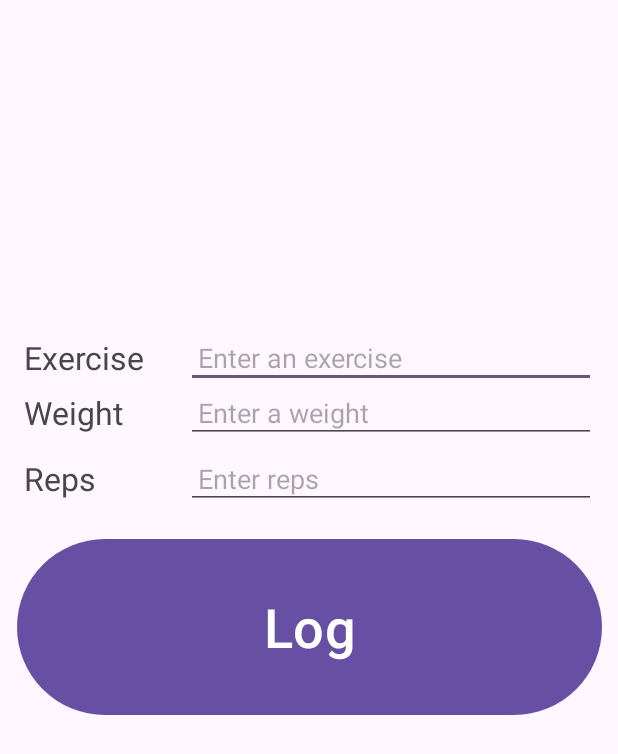
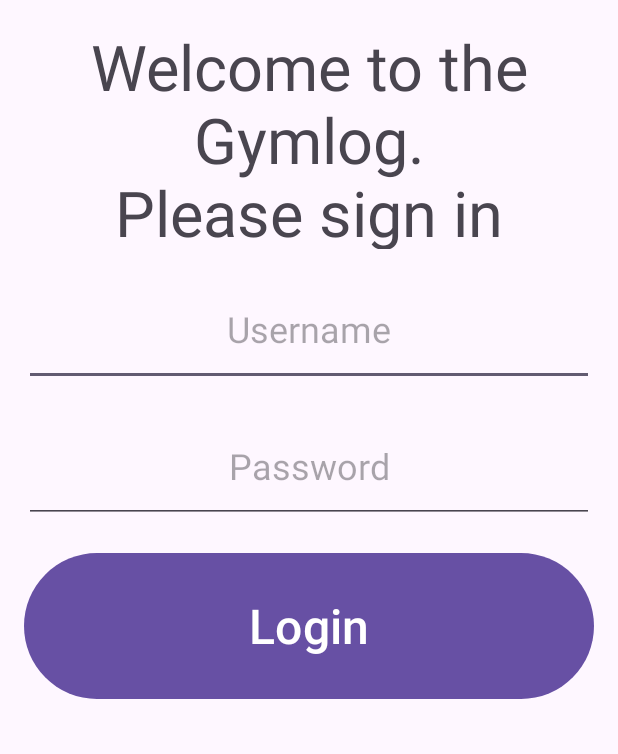
Before and after one commit to manontheluna/gym-log, an Android app: the screen it shows after launch (MainActivity before the commit, LoginActivity after it), on a phone screen of 412 x 824 dp. Shown: the top 754 px of the screen. Run offline under Robolectric (Android 15) with nearby library versions, the phone set to English and light mode, and no system bars; our stand-ins replace Room's generated code.

Commit message:
add necessary logic and components for login screen

```diff
--- a/app/src/main/AndroidManifest.xml
+++ b/app/src/main/AndroidManifest.xml
@@ -12,6 +12,9 @@
         android:supportsRtl="true"
         android:theme="@style/Theme.GymLogPractice">
         <activity
+            android:name=".LoginActivity"
+            android:exported="false" />
+        <activity
             android:name=".MainActivity"
             android:exported="true">
             <intent-filter>
--- /dev/null
+++ b/app/src/main/java/com/example/gymlogpractice/LoginActivity.java
@@ -0,0 +1,34 @@
+package com.example.gymlogpractice;
+
+import android.content.Context;
+import android.content.Intent;
+import android.os.Bundle;
+import android.view.View;
+
+import androidx.appcompat.app.AppCompatActivity;
+
+import com.example.gymlogpractice.databinding.ActivityLoginBinding;
+
+public class LoginActivity extends AppCompatActivity {
+
+    private ActivityLoginBinding binding;
+
+    @Override
+    protected void onCreate(Bundle savedInstanceState) {
+        super.onCreate(savedInstanceState);
+        binding = ActivityLoginBinding.inflate(getLayoutInflater());
+        setContentView(binding.getRoot());
+
+        binding.loginButton.setOnClickListener(new View.OnClickListener() {
+            @Override
+            public void onClick(View v) {
+                Intent intent = MainActivity.mainActivityIntentFactory(getApplicationContext(), 0);
+                startActivity(intent);
+            }
+        });
+    }
+
+    static Intent loginIntentFactory(Context context) {
+        return new Intent(context, LoginActivity.class);
+    }
+}
--- a/app/src/main/java/com/example/gymlogpractice/MainActivity.java
+++ b/app/src/main/java/com/example/gymlogpractice/MainActivity.java
@@ -1,5 +1,7 @@
 package com.example.gymlogpractice;
 
+import android.content.Context;
+import android.content.Intent;
 import android.os.Bundle;
 import android.text.method.ScrollingMovementMethod;
 import android.util.Log;
@@ -21,6 +23,7 @@ import java.util.Locale;
 
 public class MainActivity extends AppCompatActivity {
 
+    private static final String MAIN_ACTIVITY_USER_ID = "com.example.gymlogpractice.MAIN_ACTIVITY_USER_ID";
     private ActivityMainBinding binding;
     private GymLogRepository repository;
 
@@ -38,6 +41,12 @@ public class MainActivity extends AppCompatActivity {
         super.onCreate(savedInstanceState);
         binding = ActivityMainBinding.inflate(getLayoutInflater());
         setContentView(binding.getRoot());
+
+        loginUser();
+        if (loggedInUserId == -1) {
+            Intent intent = LoginActivity.loginIntentFactory(getApplicationContext());
+            startActivity(intent);
+        }
 
         repository = GymLogRepository.getRepository(getApplication());
 
@@ -61,6 +70,16 @@ public class MainActivity extends AppCompatActivity {
         });
     }
 
+    private void loginUser() {
+        // TODO: create login method
+        loggedInUserId = getIntent().getIntExtra(MAIN_ACTIVITY_USER_ID, -1);
+    }
+
+    static Intent mainActivityIntentFactory(Context context, int userId) {
+        Intent intent = new Intent(context, MainActivity.class);
+        intent.putExtra(MAIN_ACTIVITY_USER_ID, userId);
+        return intent;
+    }
     private void insertGymLogRecord() {
         if (exercise.isEmpty()) {
             return;
--- /dev/null
+++ b/app/src/main/res/layout/activity_login.xml
@@ -0,0 +1,65 @@
+<?xml version="1.0" encoding="utf-8"?>
+<androidx.constraintlayout.widget.ConstraintLayout xmlns:android="http://schemas.android.com/apk/res/android"
+    xmlns:app="http://schemas.android.com/apk/res-auto"
+    xmlns:tools="http://schemas.android.com/tools"
+    android:id="@+id/main"
+    android:layout_width="match_parent"
+    android:layout_height="match_parent"
+    tools:context=".LoginActivity">
+
+    <TextView
+        android:layout_width="match_parent"
+        android:layout_height="150dip"
+        android:id="@+id/titleLoginTextView"
+        android:textSize="42sp"
+        android:text="@string/login_welcome"
+        android:gravity="center"
+        android:layout_margin="16dip"
+        app:layout_constraintTop_toTopOf="parent"
+        app:layout_constraintStart_toStartOf="parent"
+        app:layout_constraintEnd_toEndOf="parent"
+        />
+
+    <EditText
+        android:id="@+id/userNameLoginEditText"
+        android:layout_width="match_parent"
+        android:layout_height="75dip"
+        android:layout_margin="16dp"
+        android:hint="@string/username"
+        app:layout_constraintEnd_toEndOf="parent"
+        app:layout_constraintStart_toStartOf="parent"
+        app:layout_constraintTop_toBottomOf="@id/titleLoginTextView"
+        android:gravity="center"
+        android:textSize="24sp"
+        android:inputType="text"
+        />
+
+    <EditText
+        android:id="@+id/passwordLoginEditText"
+        android:layout_width="match_parent"
+        android:layout_height="75dp"
+        android:layout_margin="16dp"
+        android:autofillHints="Please enter password"
+        android:hint="@string/password"
+        android:inputType="textPassword"
+        app:layout_constraintEnd_toEndOf="parent"
+        app:layout_constraintStart_toStartOf="parent"
+        app:layout_constraintTop_toBottomOf="@id/userNameLoginEditText"
+        android:gravity="center"
+        android:textSize="24sp"
+        />
+
+    <Button
+        android:id="@+id/loginButton"
+        android:layout_width="match_parent"
+        android:layout_height="105dp"
+        android:layout_margin="16dp"
+        android:text="@string/login"
+        android:textSize="32sp"
+        app:layout_constraintEnd_toEndOf="parent"
+        app:layout_constraintStart_toStartOf="parent"
+        app:layout_constraintTop_toBottomOf="@id/passwordLoginEditText"
+        />
+
+
+</androidx.constraintlayout.widget.ConstraintLayout>
--- a/app/src/main/res/values/strings.xml
+++ b/app/src/main/res/values/strings.xml
@@ -8,4 +8,8 @@
     <string name="enter_reps">Enter reps</string>
     <string name="log">Log</string>
     <string name="nothing_to_show_time_to_hit_the_gym">Nothing to show time to hit the gym</string>
+    <string name="login_welcome">Welcome to the Gymlog.\nPlease sign in</string>
+    <string name="username">Username</string>
+    <string name="password">Password</string>
+    <string name="login">Login</string>
 </resources>
```
